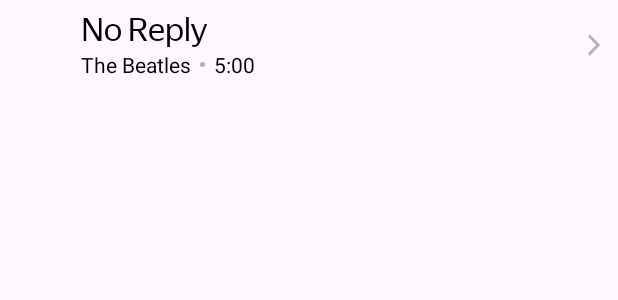
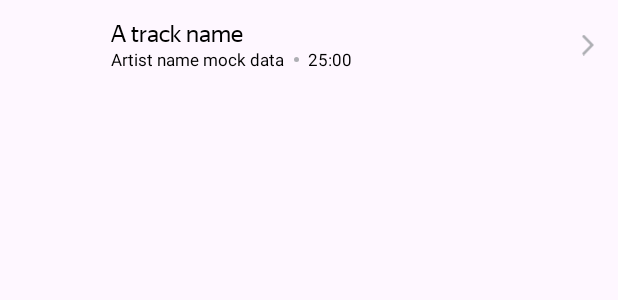
Before and after one commit to DanMikheenko/PlaylistMaker, an Android app: the layout activity_track_view.xml on its own in the app's theme, with its tools: preview values and no code run, on a phone screen of 412 x 824 dp. Shown: the top 300 px of the screen. Run offline under Robolectric (Android 15) with nearby library versions, the phone set to English and light mode, and no system bars.

Commit message:
Final commit

```diff
--- a/app/src/main/java/com/practicum/playlistmaker/TrackViewHolder.kt
+++ b/app/src/main/java/com/practicum/playlistmaker/TrackViewHolder.kt
@@ -5,8 +5,9 @@ import android.widget.ImageView
 import android.widget.TextView
 import androidx.recyclerview.widget.RecyclerView
 import com.bumptech.glide.Glide
+import com.bumptech.glide.load.resource.bitmap.RoundedCorners
 
-class TrackViewHolder(itemView: View): RecyclerView.ViewHolder(itemView)  {
+class TrackViewHolder(itemView: View) : RecyclerView.ViewHolder(itemView) {
     private val trackName: TextView = itemView.findViewById(R.id.trackName)
     private val trackImage: ImageView = itemView.findViewById(R.id.trackImage)
     private val artistName: TextView = itemView.findViewById(R.id.artistName)
@@ -14,7 +15,8 @@ class TrackViewHolder(itemView: View): RecyclerView.ViewHolder(itemView)  {
 
     fun bind(model: Track) {
         trackName.text = model.trackName
-        Glide.with(trackImage).load(model.artworkUrl100).placeholder(R.drawable.ic_track_image_placeholder_background).into(trackImage)
+        Glide.with(trackImage).load(model.artworkUrl100).centerCrop().transform(RoundedCorners(10))
+            .placeholder(R.drawable.ic_track_image_placeholder_background).into(trackImage)
         artistName.text = model.artistName
         trackTime.text = model.trackTime
     }
--- a/app/src/main/res/layout/activity_search.xml
+++ b/app/src/main/res/layout/activity_search.xml
@@ -38,8 +38,8 @@
             android:layout_gravity="end"
             android:layout_margin="@dimen/cancelBtnMargin"
             android:clickable="true"
-            android:visibility="visible"
-            android:theme="@style/PlaylistMakerActivitySearchCancelBtn"/>
+            android:theme="@style/PlaylistMakerActivitySearchCancelBtn"
+            android:visibility="visible" />
 
     </FrameLayout>
 
@@ -47,7 +47,7 @@
         android:id="@+id/recyclerView"
         android:layout_width="match_parent"
         android:layout_height="match_parent"
-        app:layoutManager="androidx.recyclerview.widget.LinearLayoutManager"/>
+        app:layoutManager="androidx.recyclerview.widget.LinearLayoutManager" />
 
 
 </LinearLayout>
--- a/app/src/main/res/layout/activity_track_view.xml
+++ b/app/src/main/res/layout/activity_track_view.xml
@@ -3,13 +3,14 @@
     xmlns:tools="http://schemas.android.com/tools"
     android:layout_width="match_parent"
     android:layout_height="60dp"
-    android:layout_marginHorizontal="12dp"
+    android:layout_marginHorizontal="@dimen/button_margin"
     android:clickable="true">
 
     <ImageView
         android:id="@+id/trackImage"
         android:layout_width="42dp"
         android:layout_height="42dp"
+        android:layout_marginEnd="@dimen/button_margin"
         android:layout_gravity="center" />
 
     <LinearLayout
@@ -29,14 +30,13 @@
             android:gravity="center_vertical"
             android:maxLines="1"
             android:textColor="?attr/colorOnPrimary"
-            android:textSize="@dimen/button_name_text_size"
-            tools:text="No Reply"
+            android:textSize="@dimen/editTextSize"
+            tools:text="A track name"
             style="@style/TrackTextViewStyle"/>
 
         <LinearLayout
             android:layout_width="match_parent"
-            android:layout_height="wrap_content"
-            android:orientation="horizontal">
+            android:layout_height="wrap_content">
 
             <TextView
                 android:id="@+id/artistName"
@@ -46,13 +46,14 @@
                 android:ellipsize="end"
                 android:gravity="center_vertical"
                 android:maxLines="1"
-                tools:text="The Beatles" />
+                android:textSize="@dimen/author_Text_Size"
+                tools:text="Artist name mock data" />
 
             <ImageView
                 android:layout_width="wrap_content"
                 android:layout_height="wrap_content"
                 android:layout_gravity="center_vertical"
-                android:layout_marginHorizontal="6dp"
+                android:layout_marginHorizontal="@dimen/Margin_separator"
                 android:src="@drawable/ic_point_separator_light" />
 
             <TextView
@@ -61,10 +62,10 @@
                 android:layout_height="wrap_content"
                 android:layout_gravity="start"
                 android:gravity="center_vertical"
-                tools:text="5:00" />
+                android:textSize="@dimen/author_Text_Size"
+                tools:text="25:00" />
         </LinearLayout>
     </LinearLayout>
-
     <ImageView
         android:layout_width="wrap_content"
         android:layout_height="match_parent"
--- /dev/null
+++ b/app/src/main/res/values/dimens.xml
@@ -0,0 +1,5 @@
+<?xml version="1.0" encoding="utf-8"?>
+<resources>
+    <dimen name="author_Text_Size">11sp</dimen>
+    <dimen name="Margin_separator">6dp</dimen>
+</resources>
```
